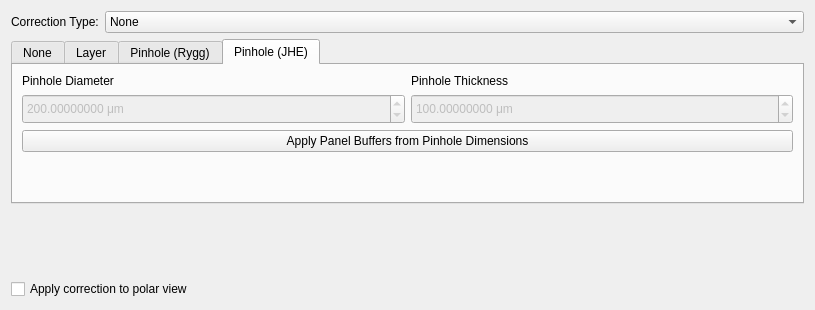
HEXRD/hexrdgui, file hexrdgui/resources/ui/pinhole_correction_editor.ui: the form before one commit.
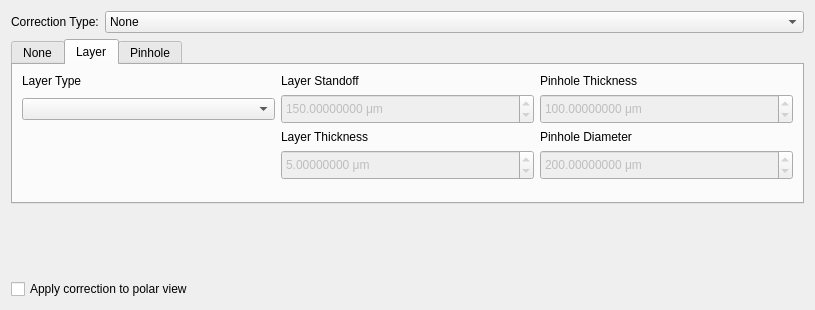
The form after the commit. The open tabs and pages were chosen to show the change. Custom widgets are drawn as their Qt base class.

Commit message:
Remove the JHE pinhole option
Follows the hexrd change that deletes the JHE model: the correction is
now offered simply as Pinhole, and its JHE tab and widgets are gone.
State files written with either older name are migrated on load, with
JHE settings dropped because they carry no absorption length.

```diff
--- a/hexrdgui/resources/ui/pinhole_correction_editor.ui
+++ b/hexrdgui/resources/ui/pinhole_correction_editor.ui
@@ -246,7 +246,7 @@
      </widget>
      <widget class="QWidget" name="rygg_tab">
       <attribute name="title">
-       <string>Pinhole (Rygg)</string>
+       <string>Pinhole</string>
       </attribute>
       <layout class="QGridLayout" name="gridLayout_5">
        <item row="0" column="0">
@@ -430,112 +430,6 @@
        </item>
       </layout>
      </widget>
-     <widget class="QWidget" name="jhe_tab">
-      <attribute name="title">
-       <string>Pinhole (JHE)</string>
-      </attribute>
-      <layout class="QGridLayout" name="gridLayout_7">
-       <item row="2" column="0" colspan="2">
-        <widget class="QPushButton" name="jhe_apply_panel_buffers">
-         <property name="toolTip">
-          <string>&lt;html&gt;&lt;head/&gt;&lt;body&gt;&lt;p&gt;Apply panel buffers computed via the pinhole dimensions. These will be merged with any other panel buffers already present on the detectors.&lt;/p&gt;&lt;/body&gt;&lt;/html&gt;</string>
-         </property>
-         <property name="text">
-          <string>Apply Panel Buffers from Pinhole Dimensions</string>
-         </property>
-        </widget>
-       </item>
-       <item row="0" column="0">
-        <widget class="QLabel" name="jhe_diameter_label">
-         <property name="text">
-          <string>Pinhole Diameter</string>
-         </property>
-        </widget>
-       </item>
-       <item row="1" column="0">
-        <widget class="ScientificDoubleSpinBox" name="jhe_diameter">
-         <property name="enabled">
-          <bool>false</bool>
-         </property>
-         <property name="minimumSize">
-          <size>
-           <width>0</width>
-           <height>30</height>
-          </size>
-         </property>
-         <property name="keyboardTracking">
-          <bool>false</bool>
-         </property>
-         <property name="suffix">
-          <string> μm</string>
-         </property>
-         <property name="decimals">
-          <number>8</number>
-         </property>
-         <property name="maximum">
-          <double>100000000.000000000000000</double>
-         </property>
-         <property name="singleStep">
-          <double>0.010000000000000</double>
-         </property>
-         <property name="value">
-          <double>200.000000000000000</double>
-         </property>
-        </widget>
-       </item>
-       <item row="0" column="1">
-        <widget class="QLabel" name="jhe_thickness_label">
-         <property name="text">
-          <string>Pinhole Thickness</string>
-         </property>
-        </widget>
-       </item>
-       <item row="1" column="1">
-        <widget class="ScientificDoubleSpinBox" name="jhe_thickness">
-         <property name="enabled">
-          <bool>false</bool>
-         </property>
-         <property name="minimumSize">
-          <size>
-           <width>0</width>
-           <height>30</height>
-          </size>
-         </property>
-         <property name="keyboardTracking">
-          <bool>false</bool>
-         </property>
-         <property name="suffix">
-          <string> μm</string>
-         </property>
-         <property name="decimals">
-          <number>8</number>
-         </property>
-         <property name="maximum">
-          <double>100000000.000000000000000</double>
-         </property>
-         <property name="singleStep">
-          <double>0.010000000000000</double>
-         </property>
-         <property name="value">
-          <double>100.000000000000000</double>
-         </property>
-        </widget>
-       </item>
-       <item row="3" column="0" colspan="2">
-        <spacer name="verticalSpacer_5">
-         <property name="orientation">
-          <enum>Qt::Vertical</enum>
-         </property>
-         <property name="sizeHint" stdset="0">
-          <size>
-           <width>20</width>
-           <height>10</height>
-          </size>
-         </property>
-        </spacer>
-       </item>
-      </layout>
-     </widget>
     </widget>
    </item>
    <item row="0" column="1">
```
Left out of the diff: 10 changed lines with no effect on the pictures. The commit also changes 5 other files.
